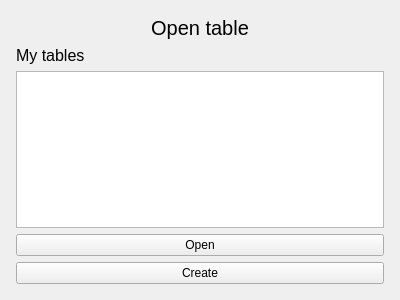
stefanbenderskiy/Table-Wizard, file res/ui/open-window.ui: the form before one commit.
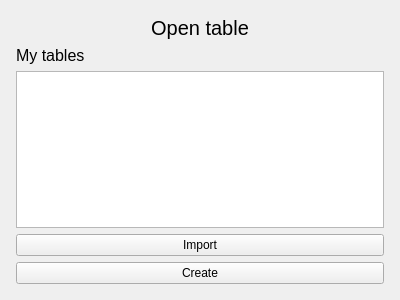
The form after the commit. Icons and pictures are not drawn.

Patch:
```diff
--- a/res/ui/open-window.ui
+++ b/res/ui/open-window.ui
@@ -59,7 +59,11 @@
    <item row="3" column="0">
     <widget class="QPushButton" name="open_button">
      <property name="text">
-      <string>Open</string>
+      <string>Import</string>
+     </property>
+     <property name="icon">
+      <iconset>
+       <normaloff>../img/import_icon.png</normaloff>../img/import_icon.png</iconset>
      </property>
     </widget>
    </item>
```
Left out of the diff: 8 changed lines with no effect on the pictures.
